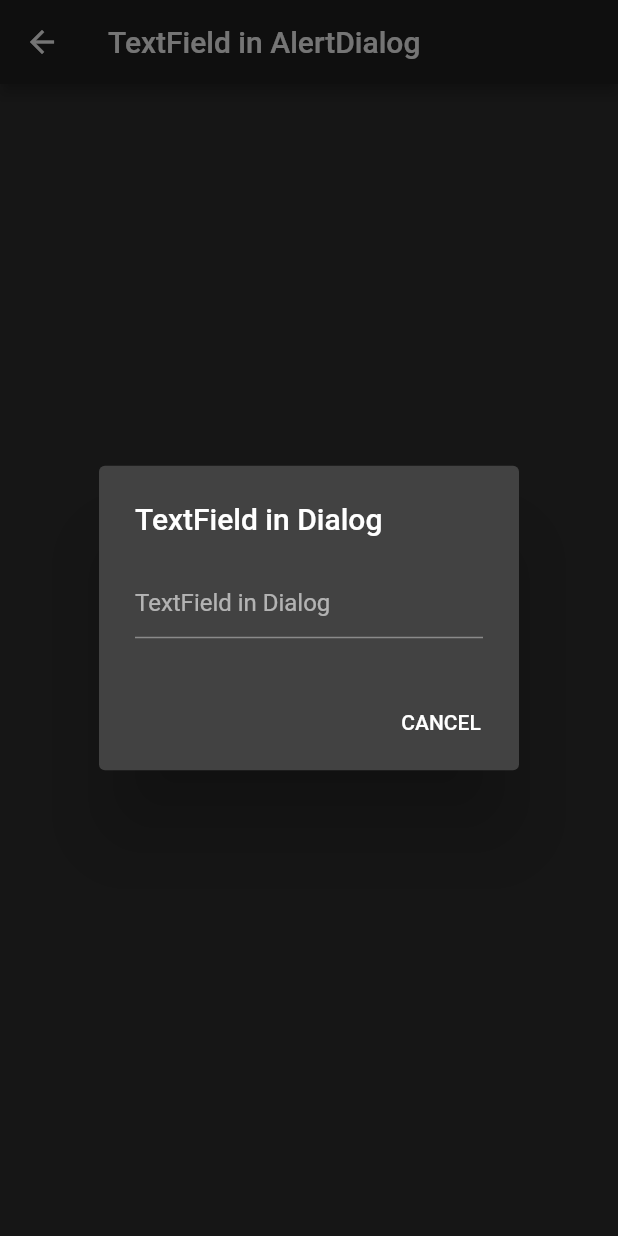
After one commit to rahulsuresh-git/Flutter_MyToolsApp, a Flutter app: the TextFieldAlertDialog screen opened directly, after a tap on "Show Alert Dialog", on a phone screen of 412 x 824 dp. The commit adds this screen. Run offline on Flutter 3.47's test engine with Material 2 defaults, Android fonts, the phone set to English and light mode, and no system bars; our stand-ins replace cloud_firestore, firebase_auth, google_sign_in; missing offline and left inert: flutter_auth_buttons, flutter_just_toast; accounts and stored records are empty.

```diff
--- /dev/null
+++ b/lib/form.dart
@@ -0,0 +1,43 @@
+import 'package:flutter/material.dart';
+
+class TextFieldAlertDialog extends StatelessWidget {
+  TextEditingController _textFieldController = TextEditingController();
+
+  _displayDialog(BuildContext context) async {
+    return showDialog(
+        context: context,
+        builder: (context) {
+          return AlertDialog(
+            title: Text('TextField in Dialog'),
+            content: TextField(
+              controller: _textFieldController,
+              decoration: InputDecoration(hintText: "TextField in Dialog"),
+            ),
+            actions: <Widget>[
+              new FlatButton(
+                child: new Text('CANCEL'),
+                onPressed: () {
+                  Navigator.of(context).pop();
+                },
+              )
+            ],
+          );
+        });
+  }
+
+  @override
+  Widget build(BuildContext context) {
+    return Scaffold(
+      appBar: AppBar(
+        title: Text('TextField in AlertDialog'),
+      ),
+      body: Center(
+        child: RaisedButton(
+          child: Text('Show Alert Dialog'),
+          color: Colors.red,
+          onPressed: () => _displayDialog(context),
+        ),
+      ),
+    );
+  }
+}
```
Also changed, not shown: lib/home.dart (+41 -1 lines).
